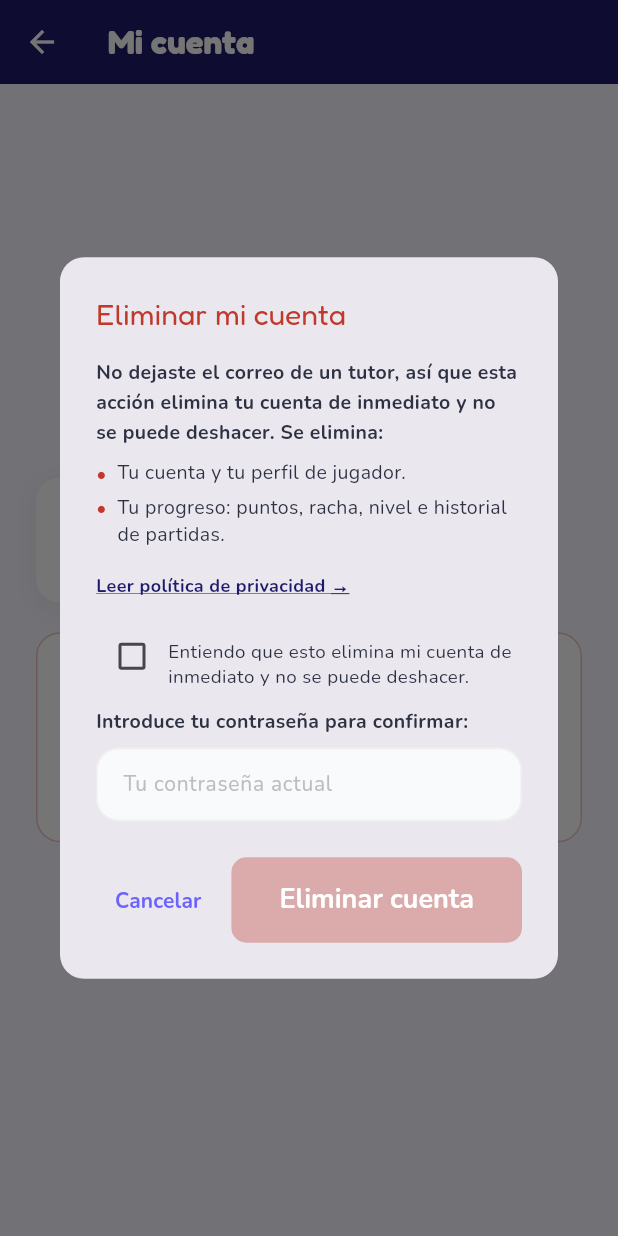
After one commit to GrullonDev/EduPlay, a Flutter app: the IndependentStudentAccountPage screen opened by its route, after a tap on "Eliminar mi cuenta", on a phone screen of 412 x 824 dp. The commit adds this screen. Run offline on Flutter 3.47's test engine with Material 3 defaults, Android fonts, the phone set to English and light mode, and no system bars; our stand-ins replace audioplayers, cloud_firestore, cloud_functions, firebase_analytics, firebase_auth, firebase_core and 6 more; missing offline and left inert: webfeed_plus; accounts and stored records are empty.

Commit message:
feat(settings): implement guardian-consented account deletion flow and independent student settings

```diff
--- a/lib/data/repositories/auth_repository.dart
+++ b/lib/data/repositories/auth_repository.dart
@@ -21,6 +21,7 @@ abstract class AuthRepository {
     required String password,
     required String name,
     required int age,
+    String? guardianEmail,
   });
 
   Future<bool> isChildRegistered(String name);
@@ -72,12 +73,14 @@ class ImplAuthRepository implements AuthRepository {
     required String password,
     required String name,
     required int age,
+    String? guardianEmail,
   }) {
     return _authDatasource.registerIndependentStudent(
       email: email,
       password: password,
       name: name,
       age: age,
+      guardianEmail: guardianEmail,
     );
   }
 
--- a/lib/features/register_student/bloc/register_student_bloc.dart
+++ b/lib/features/register_student/bloc/register_student_bloc.dart
@@ -23,6 +23,7 @@ class RegisterStudentBloc with ChangeNotifier {
   final TextEditingController nameController = TextEditingController();
   final TextEditingController emailController = TextEditingController();
   final TextEditingController passwordController = TextEditingController();
+  final TextEditingController guardianEmailController = TextEditingController();
 
   bool loading = false;
   String? errorMessage;
@@ -42,11 +43,14 @@ class RegisterStudentBloc with ChangeNotifier {
     errorMessage = null;
     notifyListeners();
 
+    final guardianEmail = guardianEmailController.text.trim();
+
     final user = await authRepository.registerIndependentStudent(
       email: email,
       password: password,
       name: name,
       age: age,
+      guardianEmail: guardianEmail.isEmpty ? null : guardianEmail,
     );
 
     if (user == null) {
@@ -77,6 +81,7 @@ class RegisterStudentBloc with ChangeNotifier {
     nameController.dispose();
     emailController.dispose();
     passwordController.dispose();
+    guardianEmailController.dispose();
     super.dispose();
   }
 }
--- a/lib/features/register_student/pages/register_student_page.dart
+++ b/lib/features/register_student/pages/register_student_page.dart
@@ -137,6 +137,26 @@ class _RegisterStudentLayoutState extends State<_RegisterStudentLayout> {
                       ),
                     ),
                   ),
+                  const SizedBox(height: 14),
+                  _LabeledField(
+                    label: 'Correo de tu padre/madre/tutor (opcional)',
+                    child: TextField(
+                      controller: bloc.guardianEmailController,
+                      keyboardType: TextInputType.emailAddress,
+                      decoration: _inputDecoration('tutor@ejemplo.com'),
+                    ),
+                  ),
+                  const SizedBox(height: 6),
+                  Text(
+                    'Si lo agregas, le pediremos su aprobación antes de '
+                    'eliminar tu cuenta en el futuro — así nadie puede '
+                    'borrar tus datos sin que tu familia se entere.',
+                    style: GoogleFonts.nunito(
+                      fontSize: 11,
+                      color: Colors.grey[500],
+                      height: 1.4,
+                    ),
+                  ),
                   if (bloc.errorMessage != null) ...[
                     const SizedBox(height: 12),
                     Text(
--- a/lib/features/settings/data/repositories/firebase_account_security_repository.dart
+++ b/lib/features/settings/data/repositories/firebase_account_security_repository.dart
@@ -32,4 +32,14 @@ class FirebaseAccountSecurityRepository implements AccountSecurityRepository {
   Future<void> deleteAccount({required String password}) {
     return datasource.deleteAccount(password: password);
   }
+
+  @override
+  Future<String?> getGuardianEmailOnFile() {
+    return datasource.getGuardianEmailOnFile();
+  }
+
+  @override
+  Future<void> requestDeletionWithGuardianConsent({required String password}) {
+    return datasource.requestDeletionWithGuardianConsent(password: password);
+  }
 }
--- /dev/null
+++ b/lib/features/settings/pages/independent_student_account_page.dart
@@ -0,0 +1,366 @@
+import 'package:flutter/material.dart';
+import 'package:google_fonts/google_fonts.dart';
+
+import 'package:edu_play/features/legal/pages/privacy_policy_page.dart';
+import 'package:edu_play/features/settings/domain/entities/account_security_info.dart';
+import 'package:edu_play/features/settings/domain/repositories/account_security_repository.dart';
+import 'package:edu_play/utils/injection_container.dart';
+import 'package:edu_play/utils/routes/router_paths.dart';
+
+const _kNavy = Color(0xFF1E1B6A);
+const _kRed = Color(0xFFC0392B);
+const _kBg = Color(0xFFF8F7FF);
+
+/// Account page for a self-registered independent student (15+, own
+/// email/password login — as opposed to a PIN-based child under a parent,
+/// who has no account UI of their own). Mirrors the parent-facing "Zona de
+/// peligro" in [SettingsSecuritySection], but branches the delete flow on
+/// whether a guardian email was left at registration: if so, deletion
+/// requires that guardian's approval instead of happening immediately.
+class IndependentStudentAccountPage extends StatefulWidget {
+  const IndependentStudentAccountPage({super.key});
+
+  @override
+  State<IndependentStudentAccountPage> createState() =>
+      _IndependentStudentAccountPageState();
+}
+
+class _IndependentStudentAccountPageState
+    extends State<IndependentStudentAccountPage> {
+  final AccountSecurityRepository _repository = sl<AccountSecurityRepository>();
+  bool _busy = false;
+  bool _requestSent = false;
+
+  AccountSecurityInfo? get _account => _repository.getCurrentAccount();
+
+  Future<void> _startDeleteFlow() async {
+    final guardianEmail = await _repository.getGuardianEmailOnFile();
+    if (!mounted) return;
+
+    final passwordCtrl = TextEditingController();
+    var understood = false;
+
+    final confirmed = await showDialog<bool>(
+      context: context,
+      builder: (dialogContext) => StatefulBuilder(
+        builder: (dialogContext, setDialogState) {
+          return AlertDialog(
+            shape:
+                RoundedRectangleBorder(borderRadius: BorderRadius.circular(16)),
+            title: Text(
+              'Eliminar mi cuenta',
+              style: GoogleFonts.fredoka(color: _kRed, fontSize: 20),
+            ),
+            content: SingleChildScrollView(
+              child: Column(
+                mainAxisSize: MainAxisSize.min,
+                crossAxisAlignment: CrossAxisAlignment.start,
+                children: [
+                  if (guardianEmail != null) ...[
+                    Text(
+                      'Dejaste el correo de tu tutor ($guardianEmail) al registrarte. '
+                      'Le enviaremos un mensaje pidiendo su aprobación — tu cuenta y tus datos '
+                      'seguirán activos hasta que responda. Si no aprueba, no se elimina nada.',
+                      style: GoogleFonts.nunito(fontSize: 13, height: 1.5),
+                    ),
+                  ] else ...[
+                    Text(
+                      'No dejaste el correo de un tutor, así que esta acción elimina tu cuenta '
+                      'de inmediato y no se puede deshacer. Se elimina:',
+                      style: GoogleFonts.nunito(
+                          fontSize: 13,
+                          fontWeight: FontWeight.w700,
+                          height: 1.5),
+                    ),
+                    const SizedBox(height: 8),
+                    _bullet('Tu cuenta y tu perfil de jugador.'),
+                    _bullet('Tu progreso: puntos, racha, nivel e historial de partidas.'),
+                  ],
+                  const SizedBox(height: 12),
+                  GestureDetector(
+                    onTap: () => Navigator.of(dialogContext).push(
+                      MaterialPageRoute(
+                          builder: (_) => const PrivacyPolicyPage()),
+                    ),
+                    child: Text(
+                      'Leer política de privacidad →',
+                      style: GoogleFonts.nunito(
+                        fontSize: 12,
+                        fontWeight: FontWeight.w700,
+                        color: _kNavy,
+                        decoration: TextDecoration.underline,
+                      ),
+                    ),
+                  ),
+                  const SizedBox(height: 14),
+                  InkWell(
+                    onTap: () =>
+                        setDialogState(() => understood = !understood),
+                    child: Row(
+                      crossAxisAlignment: CrossAxisAlignment.start,
+                      children: [
+                        Checkbox(
+                          value: understood,
+                          activeColor: _kRed,
+                          onChanged: (v) =>
+                              setDialogState(() => understood = v ?? false),
+                        ),
+                        Expanded(
+                          child: Padding(
+                            padding: const EdgeInsets.only(top: 12),
+                            child: Text(
+                              guardianEmail != null
+                                  ? 'Entiendo que se le pedirá aprobación a mi tutor antes de eliminar mi cuenta.'
+                                  : 'Entiendo que esto elimina mi cuenta de inmediato y no se puede deshacer.',
+                              style:
+                                  GoogleFonts.nunito(fontSize: 12.5, height: 1.4),
+                            ),
+                          ),
+                        ),
+                      ],
+                    ),
+                  ),
+                  const SizedBox(height: 10),
+                  Text(
+                    'Introduce tu contraseña para confirmar:',
+                    style: GoogleFonts.nunito(
+                        fontSize: 13, fontWeight: FontWeight.w700),
+                  ),
+                  const SizedBox(height: 8),
+                  TextField(
+                    controller: passwordCtrl,
+                    obscureText: true,
+                    style: GoogleFonts.nunito(fontSize: 14),
+                    decoration: InputDecoration(
+                      hintText: 'Tu contraseña actual',
+                      hintStyle: GoogleFonts.nunito(
+                          fontSize: 14, color: Colors.grey[400]),
+                      filled: true,
+                      fillColor: const Color(0xFFF9FAFB),
+                      border: OutlineInputBorder(
+                        borderRadius: BorderRadius.circular(10),
+                        borderSide: BorderSide(color: Colors.grey.shade200),
+                      ),
+                      contentPadding: const EdgeInsets.symmetric(
+                          horizontal: 14, vertical: 14),
+                    ),
+                  ),
+                ],
+              ),
+            ),
+            actions: [
+              TextButton(
+                onPressed: () => Navigator.pop(dialogContext, false),
+                child: Text('Cancelar',
+                    style: GoogleFonts.nunito(fontWeight: FontWeight.w700)),
+              ),
+              ElevatedButton(
+                style: ElevatedButton.styleFrom(
+                  backgroundColor: _kRed,
+                  disabledBackgroundColor: _kRed.withValues(alpha: 0.35),
+                  shape: RoundedRectangleBorder(
+                      borderRadius: BorderRadius.circular(10)),
+                ),
+                onPressed: understood
+                    ? () => Navigator.pop(dialogContext, true)
+                    : null,
+                child: Text(
+                  guardianEmail != null ? 'Pedir aprobación' : 'Eliminar cuenta',
+                  style: GoogleFonts.nunito(
+                      color: Colors.white, fontWeight: FontWeight.w700),
+                ),
+              ),
+            ],
+          );
+        },
+      ),
+    );
+
+    if (confirmed != true || !mounted) return;
+
+    setState(() => _busy = true);
+    try {
+      if (guardianEmail != null) {
+        await _repository.requestDeletionWithGuardianConsent(
+          password: passwordCtrl.text,
+        );
+        if (!mounted) return;
+        setState(() {
+          _requestSent = true;
+          _busy = false;
+        });
+        return;
+      }
+
+      await _repository.deleteAccount(password: passwordCtrl.text);
+      if (!mounted) return;
+      Navigator.pushNamedAndRemoveUntil(
+        context,
+        RouterPaths.login,
+        (route) => false,
+      );
+    } on AccountSecurityException catch (e) {
+      if (!mounted) return;
+      final msg = e.code == 'wrong-password'
+          ? 'Contraseña incorrecta.'
+          : 'No se pudo completar la solicitud.';
+      ScaffoldMessenger.of(context).showSnackBar(
+        SnackBar(
+          content: Text(msg, style: GoogleFonts.nunito()),
+          backgroundColor: _kRed,
+          behavior: SnackBarBehavior.floating,
+        ),
+      );
+      setState(() => _busy = false);
+    }
+  }
+
+  Widget _bullet(String text) => Padding(
+        padding: const EdgeInsets.only(bottom: 4),
+        child: Row(
+          crossAxisAlignment: CrossAxisAlignment.start,
+          children: [
+            Text('•  ', style: GoogleFonts.nunito(fontSize: 13, color: _kRed)),
+            Expanded(
+              child: Text(text,
+                  style: GoogleFonts.nunito(fontSize: 13, height: 1.4)),
+            ),
+          ],
+        ),
+      );
+
+  @override
+  Widget build(BuildContext context) {
+    final account = _account;
+
+    return Scaffold(
+      backgroundColor: _kBg,
+      appBar: AppBar(
+        backgroundColor: _kNavy,
+        foregroundColor: Colors.white,
+        elevation: 0,
+        title: Text('Mi cuenta',
+            style: GoogleFonts.fredoka(fontWeight: FontWeight.w700)),
+      ),
+      body: Center(
+        child: SingleChildScrollView(
+          padding: const EdgeInsets.all(24),
+          child: ConstrainedBox(
+            constraints: const BoxConstraints(maxWidth: 480),
+            child: Column(
+              crossAxisAlignment: CrossAxisAlignment.start,
+              children: [
+                Container(
+                  padding: const EdgeInsets.all(20),
+                  decoration: BoxDecoration(
+                    color: Colors.white,
+                    borderRadius: BorderRadius.circular(16),
+                    boxShadow: [
+                      BoxShadow(
+                        color: Colors.black.withValues(alpha: 0.05),
+                        blurRadius: 12,
+                        offset: const Offset(0, 4),
+                      ),
+                    ],
+                  ),
+                  child: Column(
+                    crossAxisAlignment: CrossAxisAlignment.start,
+                    children: [
+                      Text('Correo electrónico',
+                          style: GoogleFonts.nunito(
+                              fontSize: 12, color: Colors.grey[500])),
+                      const SizedBox(height: 4),
+                      Text(account?.email ?? '-',
+                          style: GoogleFonts.nunito(
+                              fontSize: 15,
+                              fontWeight: FontWeight.w700,
+                              color: _kNavy)),
+                    ],
+                  ),
+                ),
+                const SizedBox(height: 20),
+                if (_requestSent)
+                  Container(
+                    padding: const EdgeInsets.all(20),
+                    decoration: BoxDecoration(
+                      color: const Color(0xFFD5F5E3),
+                      borderRadius: BorderRadius.circular(16),
+                    ),
+                    child: Column(
+                      crossAxisAlignment: CrossAxisAlignment.start,
+                      children: [
+                        Text('Solicitud enviada',
+                            style: GoogleFonts.fredoka(
+                                fontWeight: FontWeight.w700,
+                                color: const Color(0xFF27AE60),
+                                fontSize: 16)),
+                        const SizedBox(height: 6),
+                        Text(
+                          'Le pedimos a tu tutor que apruebe la eliminación de tu cuenta. '
+                          'Mientras tanto, tu cuenta y tus datos siguen activos.',
+                          style: GoogleFonts.nunito(fontSize: 13, height: 1.4),
+                        ),
+                      ],
+                    ),
+                  )
+                else
+                  Container(
+                    padding: const EdgeInsets.all(24),
+                    decoration: BoxDecoration(
+                      color: Colors.white,
+                      borderRadius: BorderRadius.circular(16),
+                      border: Border.all(color: _kRed.withValues(alpha: 0.3)),
+                    ),
+                    child: Column(
+                      crossAxisAlignment: CrossAxisAlignment.start,
+                      children: [
+                        Row(
+                          children: [
+                            const Icon(Icons.warning_amber_rounded,
+                                size: 20, color: _kRed),
+                            const SizedBox(width: 10),
+                            Text('Zona de peligro',
+                                style: GoogleFonts.fredoka(
+                                    fontSize: 18,
+                                    fontWeight: FontWeight.w700,
+                                    color: _kRed)),
+                          ],
+                        ),
+                        const SizedBox(height: 16),
+                        SizedBox(
+                          width: double.infinity,
+                          child: OutlinedButton.icon(
+                            onPressed: _busy ? null : _startDeleteFlow,
+                            icon: _busy
+                                ? const SizedBox(
+                                    width: 16,
+                                    height: 16,
+                                    child: CircularProgressIndicator(
+                                        color: _kRed, strokeWidth: 2))
+                                : const Icon(Icons.delete_forever_rounded,
+                                    size: 18),
+                            label: Text(
+                              _busy ? 'Procesando...' : 'Eliminar mi cuenta',
+                              style:
+                                  GoogleFonts.nunito(fontWeight: FontWeight.w700),
+                            ),
+                            style: OutlinedButton.styleFrom(
+                              foregroundColor: _kRed,
+                              side: const BorderSide(color: _kRed),
+                              padding: const EdgeInsets.symmetric(vertical: 14),
+                              shape: RoundedRectangleBorder(
+                                  borderRadius: BorderRadius.circular(12)),
+                            ),
+                          ),
+                        ),
+                      ],
+                    ),
+                  ),
+              ],
+            ),
+          ),
+        ),
+      ),
+    );
+  }
+}
```
Also changed, not shown: lib/data/datasources/auth_datasource.dart (+8 -0 lines), lib/features/settings/data/datasources/account_security_datasource.dart (+75 -0 lines), lib/features/settings/domain/repositories/account_security_repository.dart (+12 -0 lines), lib/features/settings/widgets/settings_security_section.dart (+109 -15 lines), lib/features/student_dashboard/widgets/student_dashboard_navigation.dart (+9 -0 lines).
